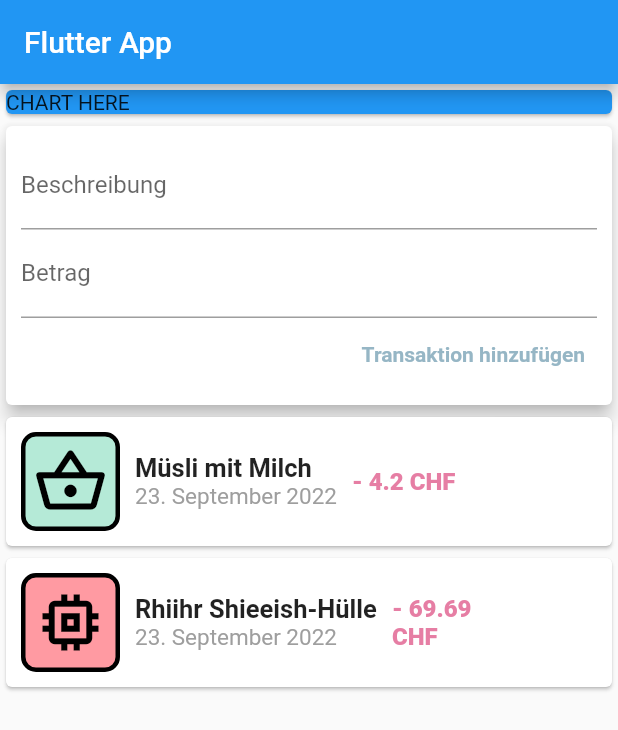
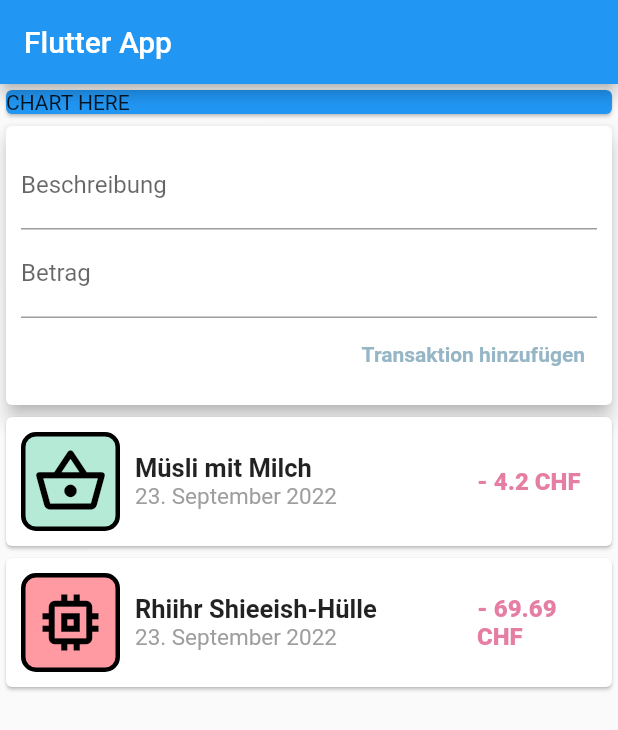
Before and after one commit to Totemi1324/personal_expenses, a Flutter app: the screen it shows after launch, on a phone screen of 412 x 824 dp. Shown: the top 730 px of the screen. Run offline on Flutter 3.47's test engine with Material 2 defaults, Android fonts, the phone set to English and light mode, and no system bars.

Commit message:
Fix alignment issues on transaction list items

```diff
--- a/lib/main.dart
+++ b/lib/main.dart
@@ -29,7 +29,7 @@ class MyHomePage extends StatelessWidget {
       ),
       body: Column(
         crossAxisAlignment: CrossAxisAlignment.stretch,
-        children: [
+        children: const [
           Card(
             color: Colors.blue,
             child: Text("CHART HERE"),
--- a/lib/widgets/transaction_list.dart
+++ b/lib/widgets/transaction_list.dart
@@ -32,6 +32,9 @@ class TransactionList extends StatelessWidget {
           .map(
             (e) => Card(
               child: Row(
+                mainAxisAlignment: MainAxisAlignment.spaceBetween,
+                children: [
+                  Row(
                     mainAxisAlignment: MainAxisAlignment.start,
                     children: [
                       Container(
@@ -72,6 +75,8 @@ class TransactionList extends StatelessWidget {
                           ),
                         ],
                       ),
+                    ],
+                  ),
                   Container(
                     width: 80,
                     margin: const EdgeInsets.symmetric(horizontal: 10),
```
Lines whose indentation alone changed are shown as unchanged.
